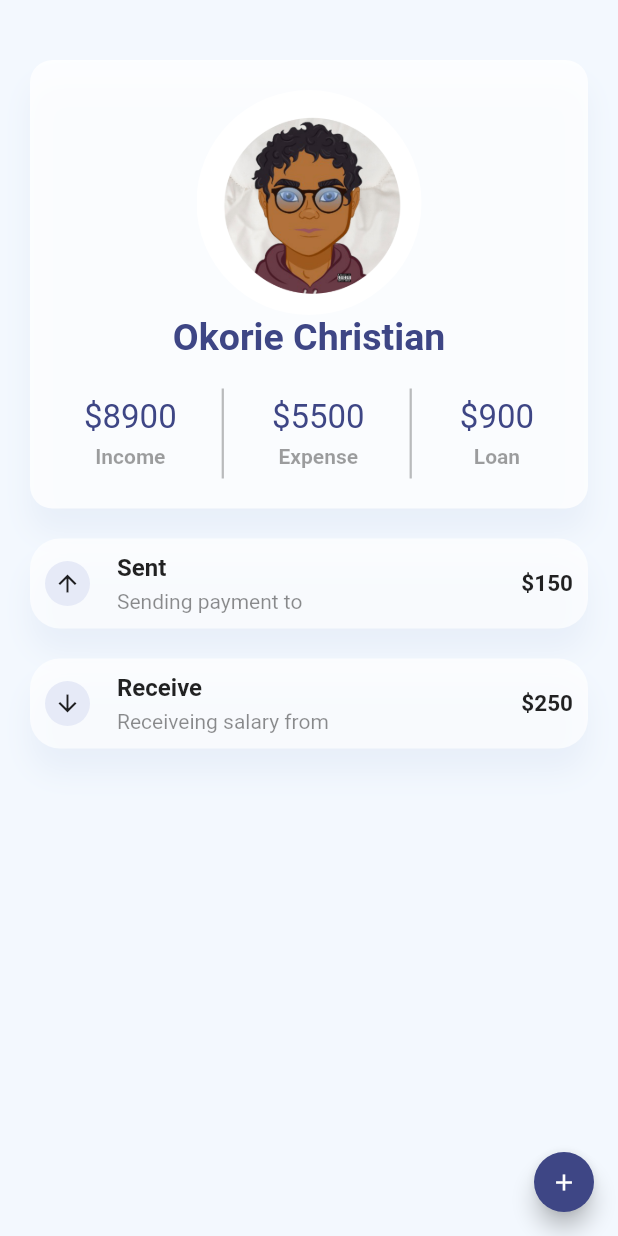
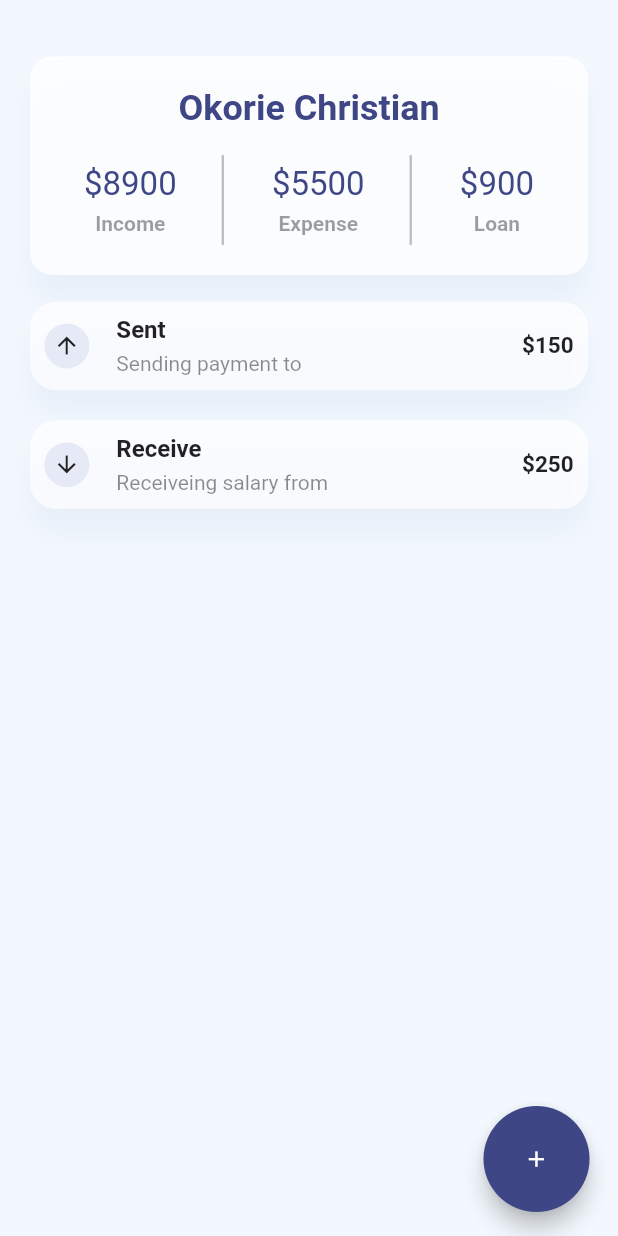
Before and after one commit to chrisokoriedev/ui100daysfluttercode, a Flutter app: the HomePage screen opened directly, on a phone screen of 412 x 824 dp. Run offline on Flutter 3.47's test engine with Material 2 defaults, Android fonts, the phone set to English and light mode, and no system bars; our stand-ins replace animated_bottom_navigation_bar, flutter_native_contact_picker, flutter_screenutil, get; missing offline and left inert: a package.

```diff
--- a/lib/main.dart
+++ b/lib/main.dart
@@ -14,6 +14,7 @@ class MyApp extends StatelessWidget {
   @override
   Widget build(BuildContext context) {
     return ScreenUtilInit(
+      designSize: const Size(430, 932),
       builder: (context, child) => GetMaterialApp(
           debugShowCheckedModeBanner: false,
           title: 'Dukka Project Demo',
@@ -21,7 +22,7 @@ class MyApp extends StatelessWidget {
             scaffoldBackgroundColor: scaffoldBack,
             primarySwatch: Colors.grey,
           ),
-          home: const MainScreen()),
+          home: const Welcome()),
     );
   }
 }
--- a/lib/reuseable_component/widget.dart
+++ b/lib/reuseable_component/widget.dart
@@ -1,12 +1,13 @@
 import 'package:flutter/material.dart';
 import 'package:helloworld/reuseable_component/styles.dart';
+import 'package:flutter_screenutil/flutter_screenutil.dart';
 
-SizedBox heightsize() => const SizedBox(height: 20);
-SizedBox heightsizeCutsom(double height) => SizedBox(height: height);
+SizedBox heightsize() => SizedBox(height: 20.h);
+SizedBox heightsizeCutsom(double height) => SizedBox(height: height.h);
 iconCompo(IconData iconData) {
   return Icon(
     iconData,
-    size: 30,
+    size: 30.sp,
     color: iconData == Icons.add ? Colors.white : Colors.black54,
   );
 }
@@ -14,9 +15,9 @@ iconCompo(IconData iconData) {
 expppccon(IconData iconData, String title, String desc, String amount) {
   return Container(
     width: double.infinity,
-    padding: const EdgeInsets.all(10),
+    padding: EdgeInsets.all(10.sp),
     decoration: BoxDecoration(
-        borderRadius: BorderRadius.circular(20),
+        borderRadius: BorderRadius.circular(20.r),
         boxShadow: const [
           BoxShadow(
             color: Color(0xffe8eff9),
--- a/lib/view/homepage.dart
+++ b/lib/view/homepage.dart
@@ -3,6 +3,7 @@ import 'package:helloworld/view/add_expense.dart';
 import 'package:get/get.dart';
 import '../reuseable_component/styles.dart';
 import '../reuseable_component/widget.dart';
+import 'package:flutter_screenutil/flutter_screenutil.dart';
 
 class HomePage extends StatelessWidget {
   const HomePage({Key? key}) : super(key: key);
@@ -33,25 +34,25 @@ class HomePage extends StatelessWidget {
               child: Column(
                 crossAxisAlignment: CrossAxisAlignment.center,
                 children: [
-                  Container(
-                    width: 150,
-                    height: 150,
-                    decoration: const BoxDecoration(
-                        shape: BoxShape.circle,
-                        image: DecorationImage(
-                            image: AssetImage(
-                              'assets/bg.png',
-                            ),
-                            fit: BoxFit.fitWidth)),
-                  ),
-                  const Text(
+                  // Container(
+                  //   width: 150.w,
+                  //   height: 150.h,
+                  //   decoration: const BoxDecoration(
+                  //       shape: BoxShape.circle,
+                  //       image: DecorationImage(
+                  //           image: AssetImage(
+                  //             'assets/bg.png',
+                  //           ),
+                  //           fit: BoxFit.fitWidth)),
+                  // ),
+                  Text(
                     'Okorie Christian',
                     style: TextStyle(
                         color: primaryColor,
-                        fontSize: 25,
+                        fontSize: 25.sp,
                         fontWeight: FontWeight.w600),
                   ),
-                  const SizedBox(height: 20),
+                  SizedBox(height: 20.h),
                   Row(
                     mainAxisAlignment: MainAxisAlignment.spaceAround,
                     children: [
@@ -82,14 +83,14 @@ class HomePage extends StatelessWidget {
         ),
       ),
       floatingActionButton: SizedBox(
-        width: 40,
-        height: 40,
+        width: 80.w,
+        height: 80.h,
         child: FloatingActionButton(
           backgroundColor: primaryColor,
           onPressed: () => Get.to(const AddExpense()),
-          child: const Icon(
+          child: Icon(
             Icons.add,
-            size: 18,
+            size: 18.sp,
             color: whiteColor,
           ),
         ),
```
Also changed, not shown: lib/view/welcome.dart (+12 -12 lines), 3 other files.
